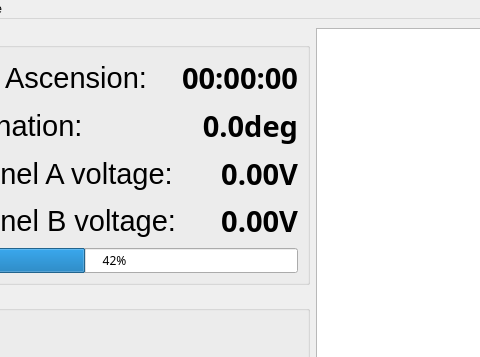
The window that threepio/misc/layout.ui (finnjames/verdant-shores) describes before a commit, drawn with Qt 5; both pictures show x 90 to 570 and y 0 to 357 of the 735 by 578 pixel window.
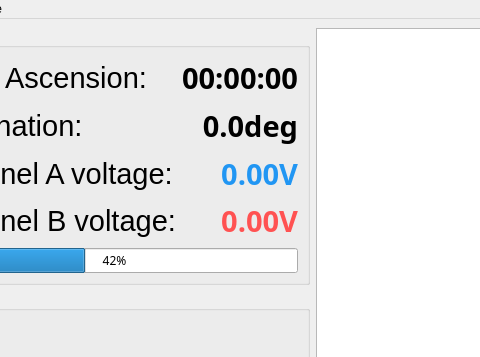
The same window after the commit. Custom widgets are drawn as their Qt base class.

Commit message: red and blue graph + labels

```diff
--- a/threepio/misc/layout.ui
+++ b/threepio/misc/layout.ui
@@ -104,6 +104,70 @@
        </item>
        <item row="2" column="1">
         <widget class="QLabel" name="channelA_value">
+         <property name="palette">
+          <palette>
+           <active>
+            <colorrole role="WindowText">
+             <brush brushstyle="SolidPattern">
+              <color alpha="255">
+               <red>33</red>
+               <green>150</green>
+               <blue>243</blue>
+              </color>
+             </brush>
+            </colorrole>
+            <colorrole role="Text">
+             <brush brushstyle="SolidPattern">
+              <color alpha="255">
+               <red>33</red>
+               <green>150</green>
+               <blue>243</blue>
+              </color>
+             </brush>
+            </colorrole>
+           </active>
+           <inactive>
+            <colorrole role="WindowText">
+             <brush brushstyle="SolidPattern">
+              <color alpha="255">
+               <red>33</red>
+               <green>150</green>
+               <blue>243</blue>
+              </color>
+             </brush>
+            </colorrole>
+            <colorrole role="Text">
+             <brush brushstyle="SolidPattern">
+              <color alpha="255">
+               <red>33</red>
+               <green>150</green>
+               <blue>243</blue>
+              </color>
+             </brush>
+            </colorrole>
+           </inactive>
+           <disabled>
+            <colorrole role="WindowText">
+             <brush brushstyle="SolidPattern">
+              <color alpha="255">
+               <red>127</red>
+               <green>127</green>
+               <blue>127</blue>
+              </color>
+             </brush>
+            </colorrole>
+            <colorrole role="Text">
+             <brush brushstyle="SolidPattern">
+              <color alpha="255">
+               <red>127</red>
+               <green>127</green>
+               <blue>127</blue>
+              </color>
+             </brush>
+            </colorrole>
+           </disabled>
+          </palette>
+         </property>
          <property name="font">
           <font>
            <family>SF Mono</family>
@@ -127,6 +191,70 @@
        </item>
        <item row="4" column="1">
         <widget class="QLabel" name="channelB_value">
+         <property name="palette">
+          <palette>
+           <active>
+            <colorrole role="WindowText">
+             <brush brushstyle="SolidPattern">
+              <color alpha="255">
+               <red>255</red>
+               <green>82</green>
+               <blue>82</blue>
+              </color>
+             </brush>
+            </colorrole>
+            <colorrole role="Text">
+             <brush brushstyle="SolidPattern">
+              <color alpha="255">
+               <red>255</red>
+               <green>82</green>
+               <blue>82</blue>
+              </color>
+             </brush>
+            </colorrole>
+           </active>
+           <inactive>
+            <colorrole role="WindowText">
+             <brush brushstyle="SolidPattern">
+              <color alpha="255">
+               <red>255</red>
+               <green>82</green>
+               <blue>82</blue>
+              </color>
+             </brush>
+            </colorrole>
+            <colorrole role="Text">
+             <brush brushstyle="SolidPattern">
+              <color alpha="255">
+               <red>255</red>
+               <green>82</green>
+               <blue>82</blue>
+              </color>
+             </brush>
+            </colorrole>
+           </inactive>
+           <disabled>
+            <colorrole role="WindowText">
+             <brush brushstyle="SolidPattern">
+              <color alpha="255">
+               <red>127</red>
+               <green>127</green>
+               <blue>127</blue>
+              </color>
+             </brush>
+            </colorrole>
+            <colorrole role="Text">
+             <brush brushstyle="SolidPattern">
+              <color alpha="255">
+               <red>127</red>
+               <green>127</green>
+               <blue>127</blue>
+              </color>
+             </brush>
+            </colorrole>
+           </disabled>
+          </palette>
+         </property>
          <property name="font">
           <font>
            <family>SF Mono</family>
```
The commit also changes 1191 other files.
